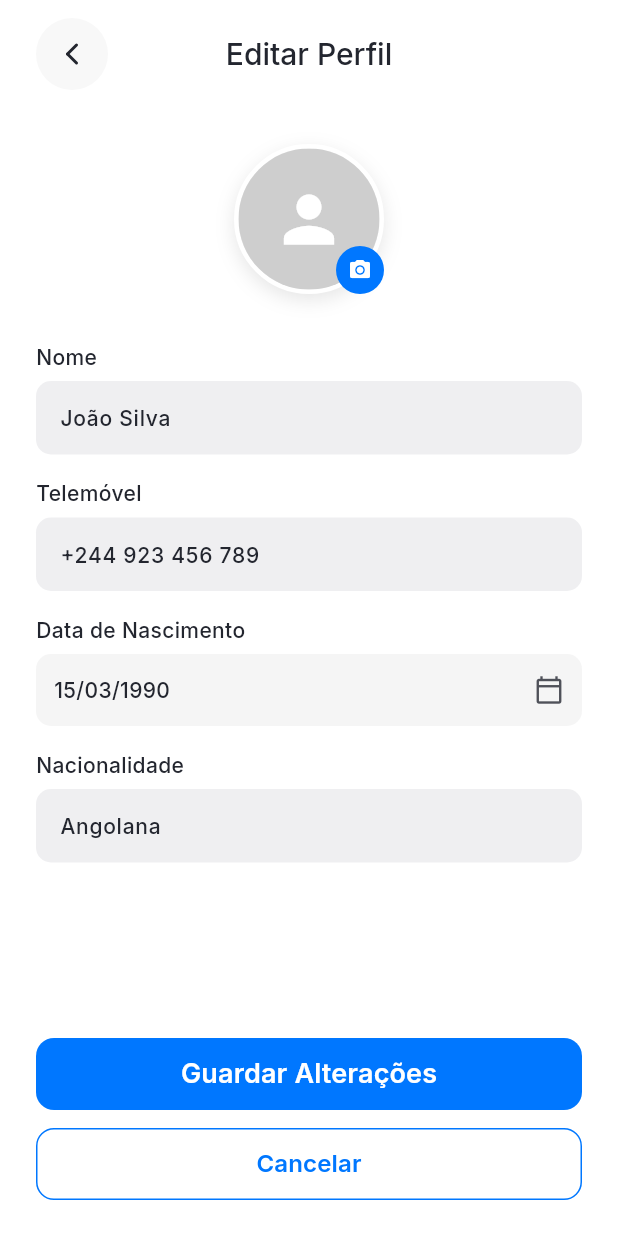
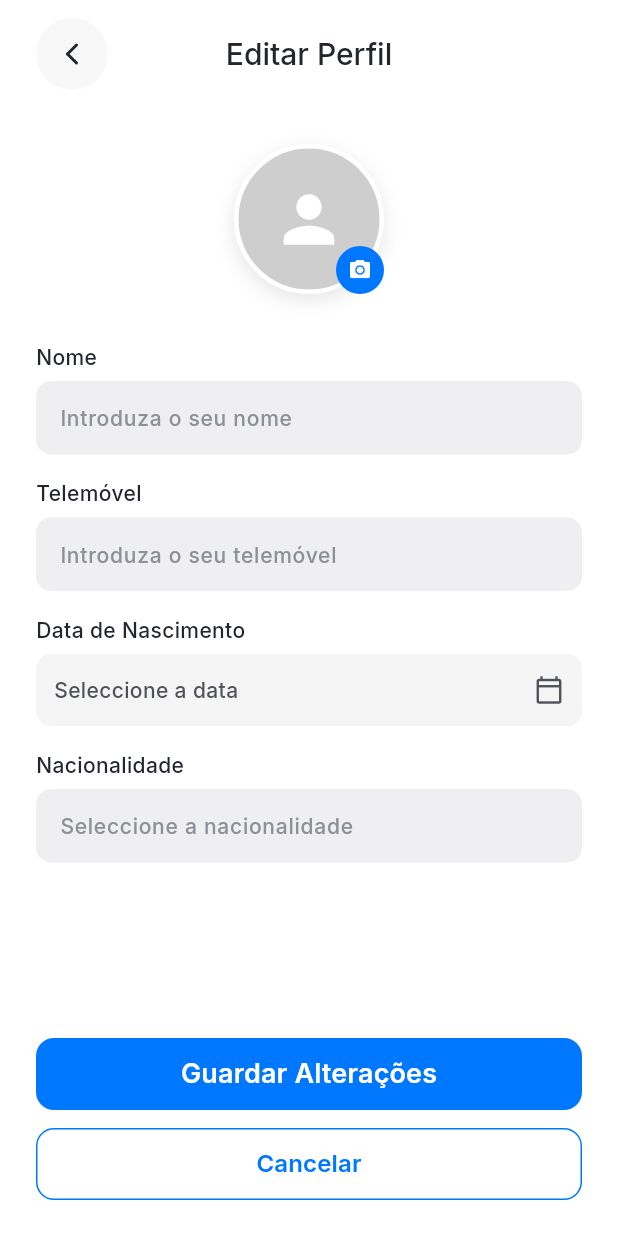
Before and after one commit to gustavocaraciolo/ConGest, a Flutter app: the EditProfileScreen screen opened directly, on a phone screen of 412 x 824 dp. Run offline on Flutter 3.47's test engine with Material 3 defaults, Android fonts, the phone set to English and light mode, and no system bars; our stand-ins replace flutter_svg, google_fonts, qr_flutter, share_plus, shared_preferences; missing offline and left inert: pdfx; accounts and stored records are empty; network calls fail.

Commit message:
feat: Implement profile loading and editing functionality with service integration

```diff
--- a/lib/features/profile/edit_profile_screen.dart
+++ b/lib/features/profile/edit_profile_screen.dart
@@ -1,27 +1,28 @@
+import 'package:congest/shared/util/date_format.dart';
 import 'package:flutter/material.dart';
 import 'package:google_fonts/google_fonts.dart';
 import '../../app/theme/app_colors.dart';
 import '../../shared/widgets/custom_app_bar.dart';
 import '../../shared/widgets/custom_text_field.dart';
 import '../../shared/widgets/primary_button.dart';
+import 'package:congest/services/profile_service.dart';
 
 class EditProfileScreen extends StatefulWidget {
   final String? imageUrl;
 
-  const EditProfileScreen({
-    super.key,
-    this.imageUrl,
-  });
+  const EditProfileScreen({super.key, this.imageUrl});
 
   @override
   State<EditProfileScreen> createState() => _EditProfileScreenState();
 }
 
 class _EditProfileScreenState extends State<EditProfileScreen> {
-  final _nameController = TextEditingController(text: 'João Silva');
-  final _phoneController = TextEditingController(text: '+244 923 456 789');
-  final _birthDateController = TextEditingController(text: '15/03/1990');
-  final _nationalityController = TextEditingController(text: 'Angolana');
+  Profile? profileUser;
+  final _nameController = TextEditingController();
+  final _phoneController = TextEditingController();
+  final _birthDateController = TextEditingController();
+  final _nationalityController = TextEditingController();
+  bool _isLoading = false;
 
   @override
   void dispose() {
@@ -33,6 +34,40 @@ class _EditProfileScreenState extends State<EditProfileScreen> {
   }
 
   @override
+  void initState() {
+    super.initState();
+    _profile();
+  }
+
+  Future<void> _profile() async {
+    setState(() {
+      _isLoading = true;
+    });
+
+    try {
+      final result = await ProfileService.getProfile();
+
+      if (mounted && result != null) {
+        setState(() {
+          profileUser = result;
+          _nameController.text = result.name;
+          _phoneController.text = result.phoneNumber;
+          _birthDateController.text = DateFormatUtils.datetoDMY(
+            result.birthday,
+          );
+          _nationalityController.text = result.nationality;
+        });
+      }
+    } finally {
+      if (mounted) {
+        setState(() {
+          _isLoading = false;
+        });
+      }
+    }
+  }
+
+  @override
   Widget build(BuildContext context) {
     return Scaffold(
       backgroundColor: AppColors.white,
@@ -41,7 +76,13 @@ class _EditProfileScreenState extends State<EditProfileScreen> {
           children: [
             const CustomAppBar(title: 'Editar Perfil'),
             Expanded(
-              child: SingleChildScrollView(
+              child: _isLoading
+                  ? const Center(
+                      child: CircularProgressIndicator(
+                        color: AppColors.primary,
+                      ),
+                    )
+                  : SingleChildScrollView(
                       padding: const EdgeInsets.symmetric(horizontal: 24),
                       child: Column(
                         children: [
@@ -60,7 +101,9 @@ class _EditProfileScreenState extends State<EditProfileScreen> {
                                     ),
                                     boxShadow: [
                                       BoxShadow(
-                                  color: Colors.black.withValues(alpha: 0.1),
+                                        color: Colors.black.withValues(
+                                          alpha: 0.1,
+                                        ),
                                         blurRadius: 10,
                                         offset: const Offset(0, 4),
                                       ),
@@ -73,7 +116,8 @@ class _EditProfileScreenState extends State<EditProfileScreen> {
                                             fit: BoxFit.cover,
                                             width: 100,
                                             height: 100,
-                                      errorBuilder: (context, error, stackTrace) =>
+                                            errorBuilder:
+                                                (context, error, stackTrace) =>
                                                     _buildPlaceholder(),
                                           )
                                         : _buildPlaceholder(),
@@ -125,6 +169,7 @@ class _EditProfileScreenState extends State<EditProfileScreen> {
                       ),
                     ),
             ),
+            if (!_isLoading)
               Padding(
                 padding: const EdgeInsets.all(24),
                 child: Column(
@@ -191,11 +236,15 @@ class _EditProfileScreenState extends State<EditProfileScreen> {
               children: [
                 Expanded(
                   child: Text(
-                    _birthDateController.text,
+                    _birthDateController.text.isEmpty
+                        ? 'Seleccione a data'
+                        : _birthDateController.text,
                     style: GoogleFonts.inter(
                       fontSize: 14,
                       fontWeight: FontWeight.w500,
-                      color: AppColors.textPrimary,
+                      color: _birthDateController.text.isEmpty
+                          ? AppColors.textSecondary
+                          : AppColors.textPrimary,
                     ),
                   ),
                 ),
@@ -213,17 +262,29 @@ class _EditProfileScreenState extends State<EditProfileScreen> {
   }
 
   Future<void> _selectDate() async {
+    DateTime initialDate = DateTime(1990, 3, 15);
+    if (_birthDateController.text.isNotEmpty) {
+      try {
+        final parts = _birthDateController.text.split('-');
+        if (parts.length == 3) {
+          initialDate = DateTime(
+            int.parse(parts[0]),
+            int.parse(parts[1]),
+            int.parse(parts[2]),
+          );
+        }
+      } catch (_) {}
+    }
+
     final date = await showDatePicker(
       context: context,
-      initialDate: DateTime(1990, 3, 15),
+      initialDate: initialDate,
       firstDate: DateTime(1900),
       lastDate: DateTime.now(),
       builder: (context, child) {
         return Theme(
           data: Theme.of(context).copyWith(
-            colorScheme: const ColorScheme.light(
-              primary: AppColors.primary,
-            ),
+            colorScheme: const ColorScheme.light(primary: AppColors.primary),
           ),
           child: child!,
         );
@@ -232,7 +293,7 @@ class _EditProfileScreenState extends State<EditProfileScreen> {
     if (date != null) {
       setState(() {
         _birthDateController.text =
-            '${date.day.toString().padLeft(2, '0')}/${date.month.toString().padLeft(2, '0')}/${date.year}';
+            '${date.day.toString().padLeft(2, '0')}-${date.month.toString().padLeft(2, '0')}-${date.year}';
       });
     }
   }
@@ -246,11 +307,7 @@ class _EditProfileScreenState extends State<EditProfileScreen> {
       color: AppColors.placeholderColor,
       width: 100,
       height: 100,
-      child: const Icon(
-        Icons.person,
-        size: 50,
-        color: AppColors.white,
-      ),
+      child: const Icon(Icons.person, size: 50, color: AppColors.white),
     );
   }
 }
--- a/lib/services/auth_service.dart
+++ b/lib/services/auth_service.dart
@@ -48,13 +48,11 @@ class AuthService {
 
         return AuthResult.success(token);
       } else {
-        final data = jsonDecode(response.body);
-        final error =
-            data['error_description'] ?? data['error'] ?? 'Erro desconhecido';
+        final error = 'Email ou Palavra-passe inválidos.';
         return AuthResult.failure(error.toString());
       }
     } catch (e) {
-      return AuthResult.failure('Erro de ligação: $e');
+      return AuthResult.failure('Erro de ligação. Por favor, tente novamente.');
     }
   }
 
--- /dev/null
+++ b/lib/services/profile_service.dart
@@ -0,0 +1,118 @@
+import 'dart:convert';
+import 'package:http/http.dart' as http;
+import 'auth_service.dart';
+
+class ProfileService {
+  static const String baseUrl = 'https://www2.siaf.co.ao';
+
+  static Future<Profile?> getProfile() async {
+    try {
+      final token = await AuthService.getToken();
+      if (token == null) return null;
+
+      final response = await http.get(
+        Uri.parse('$baseUrl/perfil/getPessoaSingular?flPerfil=S'),
+        headers: {
+          'Authorization': 'Bearer $token',
+          'Accept': 'application/json',
+        },
+      );
+
+      if (response.statusCode == 200) {
+        final Map<String, dynamic> data = jsonDecode(response.body);
+        final List<dynamic> lines = data['lines'];
+
+        if (lines.isNotEmpty) {
+          return Profile.fromJson(lines.first);
+        } else {
+          return null;
+        }
+      } else {
+        return null;
+      }
+    } catch (e) {
+      return null;
+    }
+  }
+}
+
+class Profile {
+  final int idPessoa;
+  final String name;
+  final String phoneNumber;
+  final String birthday;
+  final String nationality;
+  final String nif;
+  final String email;
+
+  Profile({
+    required this.idPessoa,
+    required this.name,
+    required this.phoneNumber,
+    required this.birthday,
+    required this.nationality,
+    required this.nif,
+    required this.email,
+  });
+
+  factory Profile.fromJson(Map<String, dynamic> json) {
+    String phoneNumber = '';
+    String email = '';
+
+    if (json['contatos'] != null) {
+      final List<dynamic> contatos = json['contatos'];
+      for (var contato in contatos) {
+        final tpContato = contato['tpContato']['codigo'];
+        final dsContato = contato['dsContato'] ?? '';
+
+        if (tpContato == 'M') {
+          phoneNumber = dsContato;
+        } else if (tpContato == 'E') {
+          email = dsContato;
+        }
+      }
+    }
+
+    return Profile(
+      idPessoa: json['idPessoa'] ?? 0,
+      name: json['noPessoa'] ?? '',
+      phoneNumber: phoneNumber,
+      birthday: json['dtNascimento']?.split('T').first ?? '',
+      nationality: json['paisNacionalidade']?['nome'] ?? '',
+      nif: json['documento']?['numero'] ?? json['numeroNIF'] ?? '',
+      email: email,
+    );
+  }
+
+  Map<String, dynamic> toJson() {
+    return {
+      'idPessoa': idPessoa,
+      'name': name,
+      'phoneNumber': phoneNumber,
+      'birthday': birthday,
+      'nationality': nationality,
+      'nif': nif,
+      'email': email,
+    };
+  }
+
+  Profile copyWith({
+    int? idPessoa,
+    String? name,
+    String? phoneNumber,
+    String? birthday,
+    String? nationality,
+    String? nif,
+    String? email,
+  }) {
+    return Profile(
+      idPessoa: idPessoa ?? this.idPessoa,
+      name: name ?? this.name,
+      phoneNumber: phoneNumber ?? this.phoneNumber,
+      birthday: birthday ?? this.birthday,
+      nationality: nationality ?? this.nationality,
+      nif: nif ?? this.nif,
+      email: email ?? this.email,
+    );
+  }
+}
--- /dev/null
+++ b/lib/shared/util/date_format.dart
@@ -0,0 +1,6 @@
+class DateFormatUtils {
+  static String datetoDMY(String isoDate) {
+    DateTime date = DateTime.parse(isoDate);
+    return '${date.day.toString().padLeft(2, '0')}-${date.month.toString().padLeft(2, '0')}-${date.year}';
+  }
+}
```
Also changed, not shown: lib/features/profile/profile_screen.dart (+14 -9 lines). Lines whose indentation alone changed are shown as unchanged.
